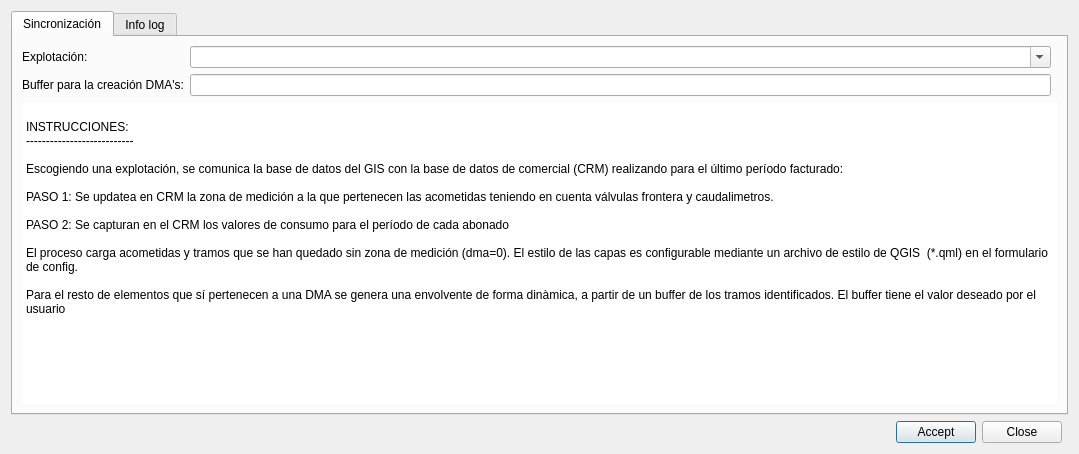
Above: ui/crm_trace.ui from Giswater/giswater_qgis_plugin before the change. Below: the same form after it.
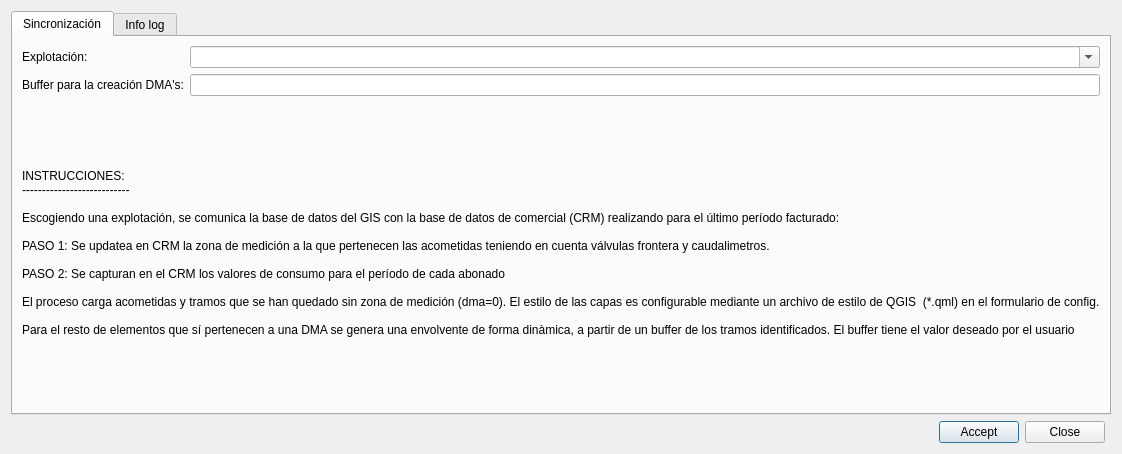
That is the form after the change.

The edit to the form file:
```diff
--- a/ui/crm_trace.ui
+++ b/ui/crm_trace.ui
@@ -55,48 +55,6 @@
        <string>Sincronización</string>
       </attribute>
       <layout class="QGridLayout" name="gridLayout_2">
-       <item row="6" column="0" colspan="2">
-        <widget class="QPlainTextEdit" name="txt_desc">
-         <property name="font">
-          <font>
-           <kerning>true</kerning>
-          </font>
-         </property>
-         <property name="autoFillBackground">
-          <bool>true</bool>
-         </property>
-         <property name="frameShape">
-          <enum>QFrame::NoFrame</enum>
-         </property>
-         <property name="frameShadow">
-          <enum>QFrame::Plain</enum>
-         </property>
-         <property name="lineWidth">
-          <number>5</number>
-         </property>
-         <property name="readOnly">
-          <bool>true</bool>
-         </property>
-         <property name="plainText">
-          <string>
-INSTRUCCIONES:
----------------------------
-
-Escogiendo una explotación, se comunica la base de datos del GIS con la base de datos de comercial (CRM) realizando para el último período facturado:
-
-PASO 1: Se updatea en CRM la zona de medición a la que pertenecen las acometidas teniendo en cuenta válvulas frontera y caudalimetros.
-
-PASO 2: Se capturan en el CRM los valores de consumo para el período de cada abonado
-
-El proceso carga acometidas y tramos que se han quedado sin zona de medición (dma=0). El estilo de las capas es configurable mediante un archivo de estilo de QGIS  (*.qml) en el formulario de config.
-
-Para el resto de elementos que sí pertenecen a una DMA se genera una envolvente de forma dinàmica, a partir de un buffer de los tramos identificados. El buffer tiene el valor deseado por el usuario</string>
-         </property>
-         <property name="backgroundVisible">
-          <bool>false</bool>
-         </property>
-        </widget>
-       </item>
        <item row="3" column="0">
         <layout class="QGridLayout" name="gridLayout_4">
          <item row="1" column="0">
@@ -134,6 +92,24 @@
          </item>
         </layout>
        </item>
+       <item row="4" column="0">
+        <widget class="QLabel" name="lbl_inst">
+         <property name="text">
+          <string>INSTRUCCIONES:
+---------------------------
+
+Escogiendo una explotación, se comunica la base de datos del GIS con la base de datos de comercial (CRM) realizando para el último período facturado:
+
+PASO 1: Se updatea en CRM la zona de medición a la que pertenecen las acometidas teniendo en cuenta válvulas frontera y caudalimetros.
+
+PASO 2: Se capturan en el CRM los valores de consumo para el período de cada abonado
+
+El proceso carga acometidas y tramos que se han quedado sin zona de medición (dma=0). El estilo de las capas es configurable mediante un archivo de estilo de QGIS  (*.qml) en el formulario de config.
+
+Para el resto de elementos que sí pertenecen a una DMA se genera una envolvente de forma dinàmica, a partir de un buffer de los tramos identificados. El buffer tiene el valor deseado por el usuario</string>
+         </property>
+        </widget>
+       </item>
       </layout>
      </widget>
      <widget class="QWidget" name="tab_infolog">
```
